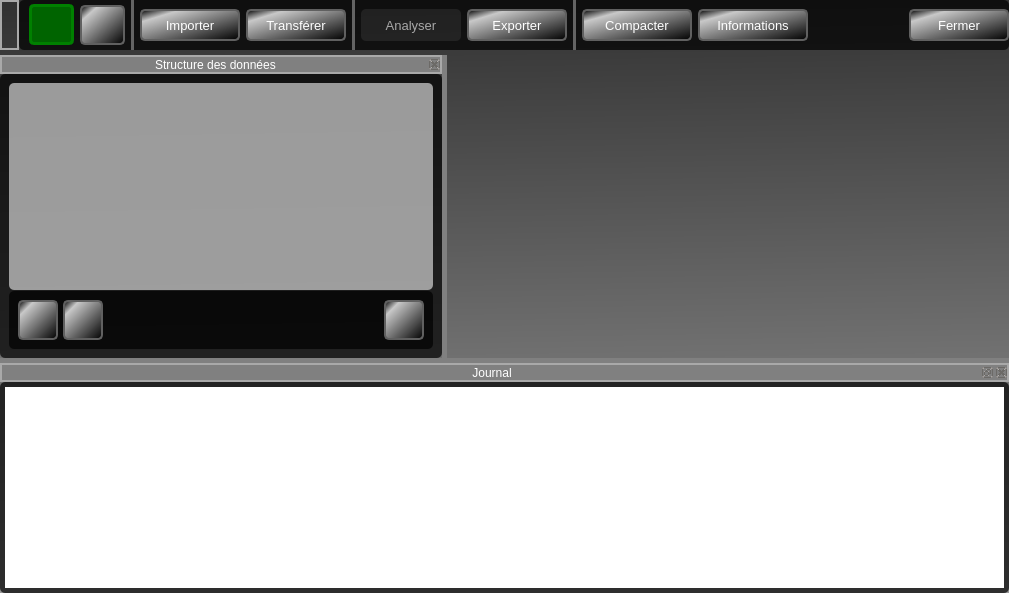
First picture: the form in python/resources/ui/MainWindow.ui, repository introlab/OpenIMU, before the edit.
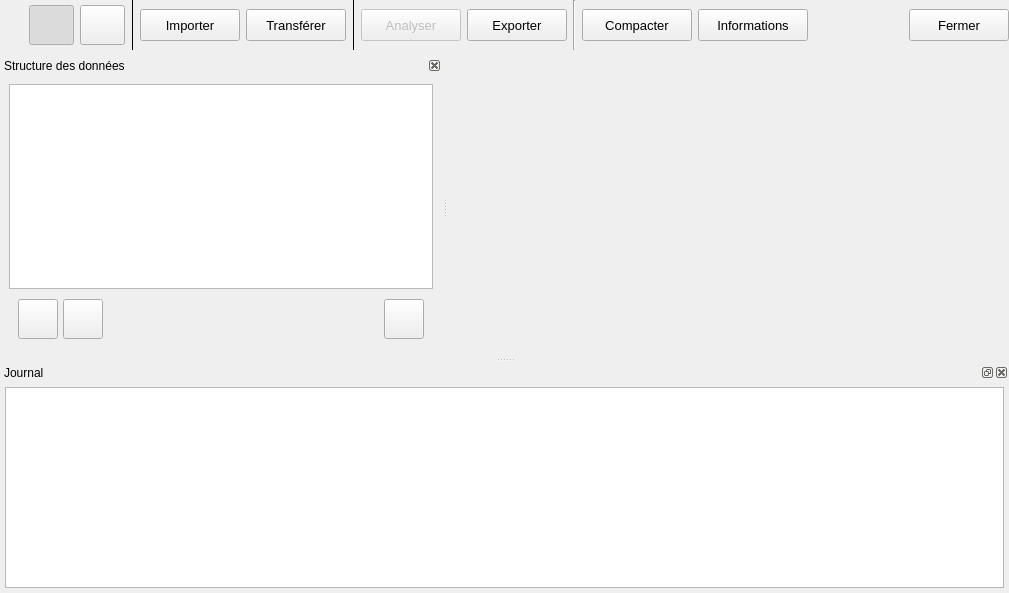
Second picture: the form after the edit. Icons and pictures are not drawn. Custom widgets are drawn as their Qt base class.

```diff
--- a/python/resources/ui/MainWindow.ui
+++ b/python/resources/ui/MainWindow.ui
@@ -27,138 +27,7 @@
     <normaloff>:/OpenIMU/icons/OpenIMU.png</normaloff>:/OpenIMU/icons/OpenIMU.png</iconset>
   </property>
   <property name="styleSheet">
-   <string notr="true">QWidget{border-radius:5px;}
-
-
-QWidget#dockWidgetTreeContents,QWidget#dockWidgetLogContents,QWidget#dockWidgetToolsContents,QWidget#dockTabbedToolsContents{background-color:rgba(0,0,0,70%);  border-radius:5px;}
-
-QWidget#line,QWidget#line_2,QWidget#line_3{background-color:rgba(100,100,100,100%);}
-
-
-QWidget#MainWindow,QWidget#ImportBrowser,QWidget#ImportManager,QWidget#frmParticipant,QWidget#ExportCSV,QWidget#ImportDialog,QWidget#StartDialog,QWidget#dlgProcessSelect, QWidget#DataInfosWidget,QDialog{background:qlineargradient(spread:pad, x1:0.483, y1:0, x2:0.511045, y2:1, stop:0 rgb(50, 50, 50), stop:1 rgb(153, 153, 153));border-radius:0px;}
-
-QFrame#frameTitle{background-color:rgba(130,130,130,50%);}
-QFrame#frameInfos{background-color:rgba(150,150,150,100%);}
-
-QFrame#frameButtons,QFrame#frameTools,QFrame#frameCursor{background-color:rgba(0,0,0,70%);  border-radius:5px;}
-
-QPushButton:hover,QToolButton:hover{color:black;background-color: qlineargradient(x1:0, y1:0, x2:1, y2:1, stop:0 grey, stop: 0.2  rgb(200,200, 200), stop:1 grey);border: 2px solid rgb(186, 186, 186);}
-QPushButton,QToolButton{color:white; background-color: qlineargradient(x1:0, y1:0, x2:1, y2:1, stop:0 black, stop: 0.2  rgb(200,200, 200), stop:1 black);border: 2px solid rgb(96, 96, 96);}
-QPushButton:!enabled,QToolButton:!enabled{color: rgb(168, 168, 168); background-color: rgba(200,200,200,10%);border: 0px transparent}
-QPushButton:checked,QToolButton:checked{color:black;border: 3px solid green;background-color:darkgreen;}
-QPushButton[checkable=true]:!checked,QToolButton[checkable=true]:!checked{color:red;background-color:rgba(180,0,0,50%);border: 2px solid rgb(180,0,0);}
-
-QToolButton#btnEdit:checked{background-color: gray; border: 0px solid transparent;}
-QToolButton#btnEdit[checkable=true]:!checked{background-color: transparent; border: 0px solid transparent;}
-
-QLabel,QCheckBox{color:white;}
-QLabel:!enabled{color:black;}
-
-QListWidget{background-color:rgba(150,150,150,50%);}
-QTreeWidget{background-color:rgba(200,200,200,75%);} 
-
-QTreeWidget::item:hover,QTreeWidget::item:hover:selected {
-	border:none;
-	border-radius:5px;
-	background-color:rgba(255,255,255,100);
-}
-
-QTreeWidget::item:selected {
-	border:none;
-	background-color:rgba(255,255,255,0);
-}
-
-
-QLineEdit,QPlainTextEdit,QComboBox,QDateEdit{background-color:rgba(226, 226, 226,90%);border-radius:5px;min-height:24px;}
-QComboBox{selection-color:black;}
-
-QListWidget#lstSensors,QTableWidget{background-color:rgba(200,200,200,70%);}
-
-QDockWidget{color:white;}
-QDockWidget::title{
-border: 2px solid darkgrey;
-background-color:grey;
-text-align: center;
-}
-
-QTabWidget::pane {
-    background-color: rgba(50,50,50,50%);
-    border-radius: 5px;
-    border: 2px solid rgba(128,128,140,50%);
-}
-
-QTabWidget::tab-bar {
-    left: 0px;
-}
-
-QTabBar::tab,QTableWidget::tab,QHeaderView::section {
-    background: qlineargradient(x1: 0, y1: 0, x2: 0, y2: 1, stop: 0  rgba(128,128,140,50%),  stop: 1.0  rgba(128,128,140,25%));
-    border: 2px solid  rgba(128,128,140,50%);
-    border-bottom: 0px;
-    border-top-left-radius: 4px;
-    border-top-right-radius: 4px;
-    padding: 2px;
-    min-height:25px;
-	color: white;
-}
-
-QTabBar::tab:selected, QTabBar::tab:hover {
-    background: qlineargradient(x1: 0, y1: 0, x2: 0, y2: 1, stop: 0  rgba(128,128,140,70%),  stop: 1.0  rgba(128,128,140,50%));
-}
-
-QTabBar::tab:selected {
-    border-color:rgba(128,128,140,60%);
-    border-bottom-color:rgba(128,128,140,60%);
-}
-
-QTabBar::tab:!selected {
-    margin-top: 2px;
-}
-
-QMainWindow::separator {
-    background: grey;
-    width: 5px; 
-    height: 5px; 
-}
-
-QLabel#lblVersion{color:black;}
-
-
-QSpinBox{
-	background-color:rgba(226, 226, 226,90%);
-	border-radius:0px;
-	min-height:24px;
-}
-
-/*
-    QCheckBox
-*/
-
-QCheckBox::indicator:unchecked:!enabled { background-color:rgba(128,0,0,100%);}
-QCheckBox::indicator:checked:!enabled { background-color:green;}
-QCheckBox::indicator:unchecked{ background-color:red;border-radius:3px;}
-QCheckBox::indicator:checked {background-color:rgb(0,255,0);border-radius:3px;}
-QCheckBox:checked{background-color:rgba(0,0,0,0%);}
-QCheckBox:!checked{background-color:rgba(0,0,0,0%);}
-
-/*
-QProgressBar
-*/
-
-QProgressBar::chunk{
-	background-color:qlineargradient(spread:reflect, x1:0.5, y1:0, x2:0.5, y2:0.5, stop:0 rgba(0, 127, 0, 255), stop:1 rgba(114, 255, 114, 255));
-    width: 20px;
-}
-
-/* 
-QCalendarWidget
-*/
-
-QCalendarWidget QToolButton{
-	background-color:transparent; 
-	border: 0px solid tranparent;
-	min-height:20px;
-}</string>
+   <string notr="true"/>
   </property>
   <property name="documentMode">
    <bool>false</bool>
@@ -888,7 +757,6 @@
        <property name="font">
         <font>
          <pointsize>10</pointsize>
-         <weight>50</weight>
          <bold>false</bold>
         </font>
        </property>
```
Left out of the diff: 2 changed lines with no effect on the pictures.
